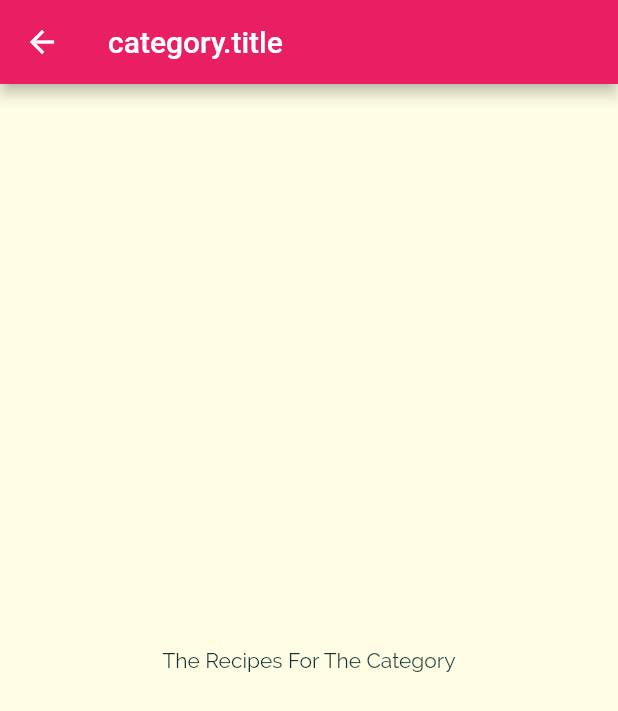
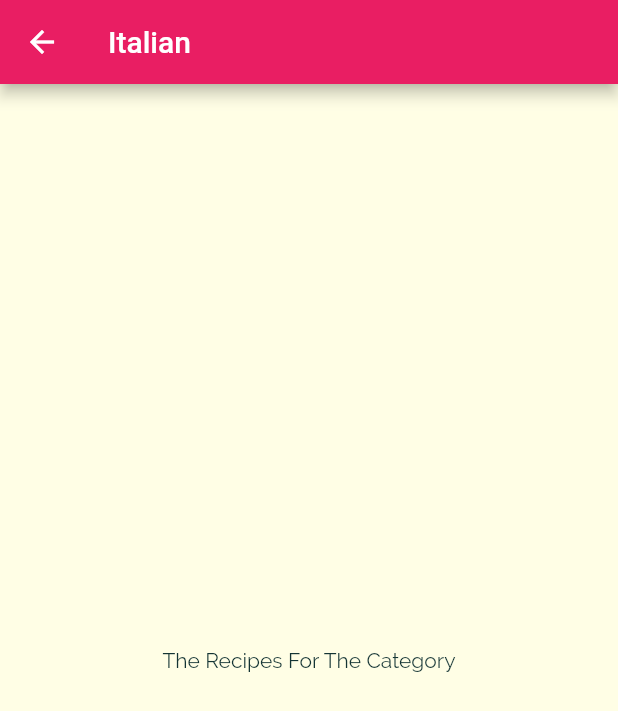
Before and after one commit to FadyFawzyOfficial/meals, a Flutter app: the screen it shows after launch, after a tap on "Italian", on a phone screen of 412 x 824 dp. Shown: the top 711 px of the screen. Run offline on Flutter 3.47's test engine with Material 2 defaults, Android fonts, the phone set to English and light mode, and no system bars.

Commit message:
2. Pass Data between Screens with Named Routes (How to?)

```diff
--- a/lib/screens/category_meals_screen.dart
+++ b/lib/screens/category_meals_screen.dart
@@ -1,12 +1,15 @@
 import 'package:flutter/material.dart';
+
+import '../models/category.dart';
 
 class CategoryMealsScreen extends StatelessWidget {
   const CategoryMealsScreen({super.key});
 
   @override
   Widget build(BuildContext context) {
+    final category = ModalRoute.of(context)!.settings.arguments as Category;
     return Scaffold(
-      appBar: AppBar(title: const Text('category.title')),
+      appBar: AppBar(title: Text(category.title)),
       body: const Center(
         child: Text('The Recipes For The Category'),
       ),
--- a/lib/widgets/category_item.dart
+++ b/lib/widgets/category_item.dart
@@ -13,6 +13,7 @@ class CategoryItem extends StatelessWidget {
       onTap: () => Navigator.pushNamed(
         context,
         'categoryMeals',
+        arguments: category,
       ),
       splashColor: Theme.of(context).primaryColor,
       borderRadius: const BorderRadius.all(Radius.circular(16)),
```
